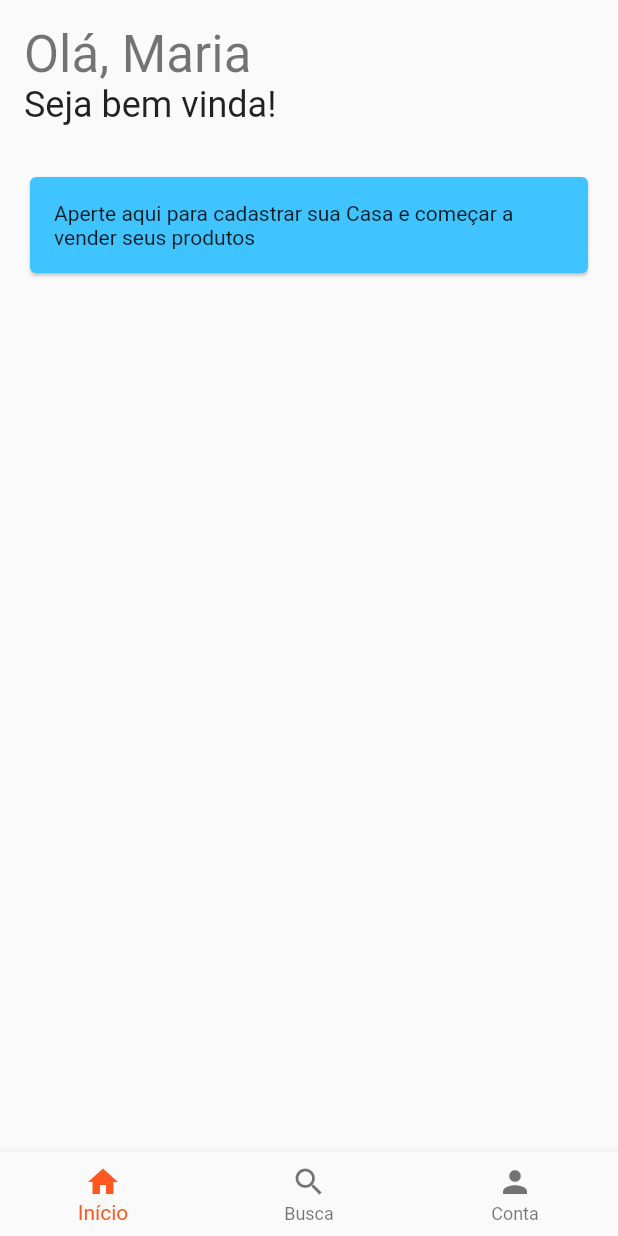
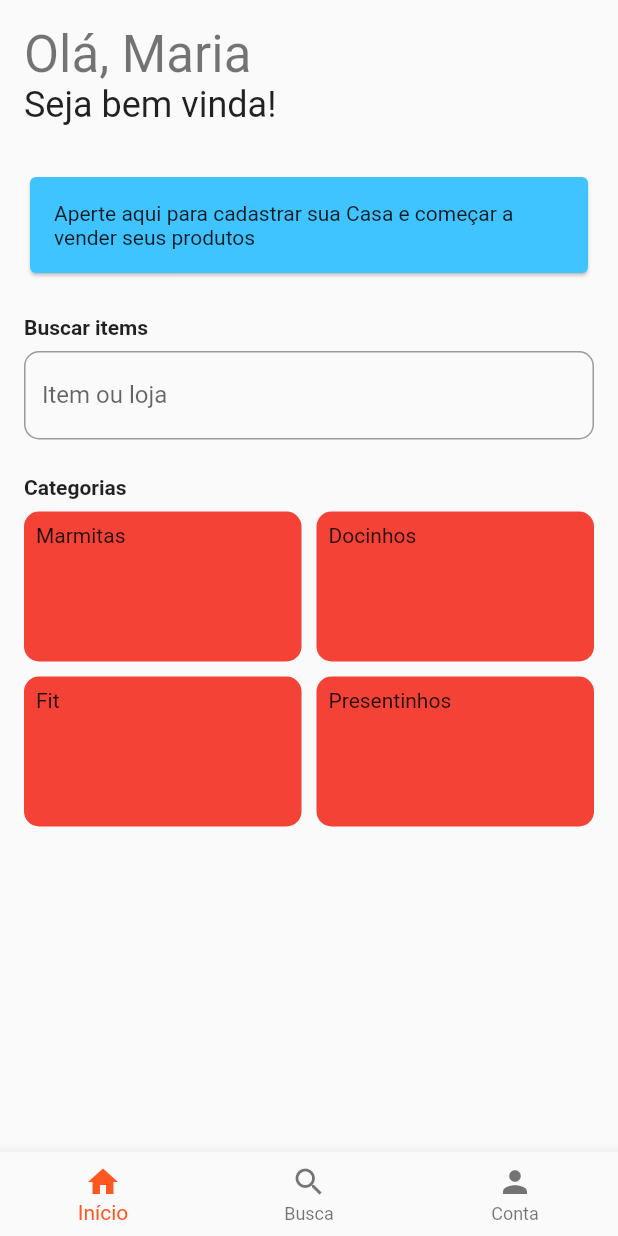
Before and after one commit to Caseirinho/caseirinho-app, a Flutter app: the HomeNavigator screen opened directly, on a phone screen of 412 x 824 dp. Run offline on Flutter 3.47's test engine with Material 2 defaults, Android fonts, the phone set to English and light mode, and no system bars; our stand-ins replace flutter_svg; missing offline and left inert: mapbox_gl.

Commit message:
create busca component

```diff
--- /dev/null
+++ b/lib/screens/home/busca.dart
@@ -0,0 +1,69 @@
+import 'package:caseirinho_app/components/my_text_field.dart';
+import 'package:flutter/material.dart';
+
+class Busca extends StatelessWidget {
+  @override
+  Widget build(BuildContext context) {
+    return SingleChildScrollView(
+      child: Column(
+        crossAxisAlignment: CrossAxisAlignment.start,
+        children: [
+          buildTextLabel("Buscar items"),
+          MyTextField(
+            labelText: "Item ou loja",
+          ),
+          buildTextLabel("Categorias"),
+          Row(
+            children: [
+              buildCategoria("Marmitas"),
+              SizedBox(
+                width: 10,
+              ),
+              buildCategoria("Docinhos"),
+            ],
+          ),
+          SizedBox(
+            height: 10,
+          ),
+          Row(
+            children: [
+              buildCategoria("Fit"),
+              SizedBox(
+                width: 10,
+              ),
+              buildCategoria("Presentinhos"),
+            ],
+          ),
+        ],
+      ),
+    );
+  }
+
+  Padding buildTextLabel(label) {
+    return Padding(
+      padding: const EdgeInsets.only(top: 24.0, bottom: 8.0),
+      child: Text(
+        label,
+        style: TextStyle(
+          fontWeight: FontWeight.bold,
+        ),
+      ),
+    );
+  }
+
+  Flexible buildCategoria(String nome) {
+    return Expanded(
+      child: Container(
+        height: 100,
+        decoration: BoxDecoration(
+          color: Colors.red,
+          borderRadius: BorderRadius.circular(10),
+        ),
+        child: Padding(
+          padding: const EdgeInsets.all(8.0),
+          child: Text(nome),
+        ),
+      ),
+    );
+  }
+}
--- a/lib/screens/home/home.dart
+++ b/lib/screens/home/home.dart
@@ -1,6 +1,8 @@
 import 'package:caseirinho_app/screens/cadastro_casa.dart';
 import 'package:flutter/cupertino.dart';
 import 'package:flutter/material.dart';
+
+import 'busca.dart';
 
 class HomeScreen extends StatefulWidget {
   @override
@@ -10,7 +12,7 @@ class HomeScreen extends StatefulWidget {
 class _HomeScreenState extends State<HomeScreen> {
   @override
   Widget build(BuildContext context) {
-    return Container(
+    return SingleChildScrollView(
       child: Padding(
         padding: const EdgeInsets.all(16.0),
         child: Column(
@@ -40,7 +42,8 @@ class _HomeScreenState extends State<HomeScreen> {
                 Navigator.of(context).push(
                     CupertinoPageRoute(builder: (_) => CadastroCasaScreen()));
               },
-            )
+            ),
+            Busca(),
           ],
         ),
       ),
--- a/pubspec.yaml
+++ b/pubspec.yaml
@@ -25,6 +25,7 @@ dependencies:
     sdk: flutter
   flutter_svg: ^0.19.0
   mapbox_gl: ^0.8.0
+  quiver: ^2.1.3
 
   # The following adds the Cupertino Icons font to your application.
   # Use with the CupertinoIcons class for iOS style icons.
```
Also changed, not shown: pubspec.lock.
